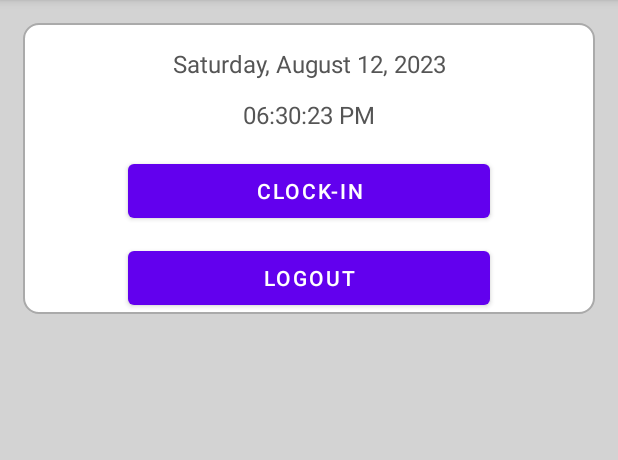
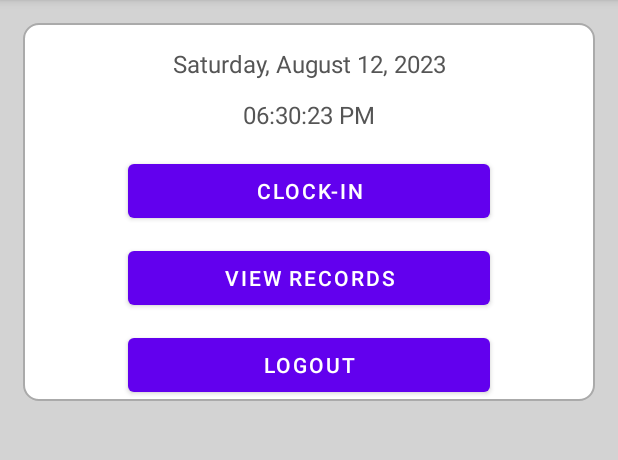
Before and after one commit to Ai-nihil/Time-I.T, an Android app: the HomePageActivity screen opened directly, with no data from a screen before it, after a tap on "CLOCK-IN", on a phone screen of 412 x 824 dp, the part 84-544 px from its top. Run offline under Robolectric (Android 15) with nearby library versions, the phone set to English and light mode, and no system bars; our stand-ins replace Firebase (no records; nobody signed in at launch, a user with empty details on screens opened directly).

Commit message:
Added validations to clock-in and view attendance records for user

```diff
--- a/app/build.gradle
+++ b/app/build.gradle
@@ -23,6 +23,11 @@ android {
             proguardFiles getDefaultProguardFile('proguard-android-optimize.txt'), 'proguard-rules.pro'
         }
     }
+
+    buildFeatures{
+        viewBinding true
+    }
+
     compileOptions {
         sourceCompatibility JavaVersion.VERSION_1_8
         targetCompatibility JavaVersion.VERSION_1_8
--- a/app/src/main/java/com/example/ojtproject/HomePageActivity.java
+++ b/app/src/main/java/com/example/ojtproject/HomePageActivity.java
@@ -39,7 +39,8 @@ import java.util.TimeZone;
 public class HomePageActivity extends AppCompatActivity {
 
     private Button homePageActivityButtonLogout,
-                   homePageActivityButtonClockIn;
+                   homePageActivityButtonClockIn,
+                   homePageActivityButtonViewRecords;
     private TextClock homePageActivityTextClockActualDate;
     private TextClock homePageActivityTextClockActualClock;
     private TextView homePageActivityTextViewActualTime;
@@ -55,15 +56,15 @@ public class HomePageActivity extends AppCompatActivity {
         SharedPreferences sharedPreferences = getSharedPreferences("MyPrefs", MODE_PRIVATE);
         boolean isLoggedIn = sharedPreferences.getBoolean("isLoggedIn", false);
 
-        // In your main activity's onCreate or another appropriate location
-        AlarmManager alarmManager = (AlarmManager) getSystemService(Context.ALARM_SERVICE);
-        Intent intent = new Intent(HomePageActivity.this, AlarmReceiver.class);
-        PendingIntent pendingIntent = PendingIntent.getBroadcast(HomePageActivity.this, 0, intent, PendingIntent.FLAG_MUTABLE);
-
-        //Set the alarm to trigger every few minutes (adjust as needed)
-        long intervalMillis = 5000; // Every 30 minutes
-        long initialMillis = SystemClock.elapsedRealtime() + intervalMillis;
-        alarmManager.setInexactRepeating(AlarmManager.ELAPSED_REALTIME_WAKEUP, initialMillis, intervalMillis, pendingIntent);
+//        // In your main activity's onCreate or another appropriate location
+//        AlarmManager alarmManager = (AlarmManager) getSystemService(Context.ALARM_SERVICE);
+//        Intent intent = new Intent(HomePageActivity.this, AlarmReceiver.class);
+//        PendingIntent pendingIntent = PendingIntent.getBroadcast(HomePageActivity.this, 0, intent, PendingIntent.FLAG_MUTABLE);
+//
+//        //Set the alarm to trigger every few minutes (adjust as needed)
+//        long intervalMillis = 5000; // Every 30 minutes
+//        long initialMillis = SystemClock.elapsedRealtime() + intervalMillis;
+//        alarmManager.setInexactRepeating(AlarmManager.ELAPSED_REALTIME_WAKEUP, initialMillis, intervalMillis, pendingIntent);
 
         setContentView(R.layout.activity_home_page);
 
@@ -209,7 +210,7 @@ public class HomePageActivity extends AppCompatActivity {
                                                 databaseReference.child("Attendance").child(uid).push().setValue(readWriteUserTimeDetails);
                                                 Log.d("Military Time", militaryTimeFormat);
                                                 Toast.makeText(HomePageActivity.this, "You are late!", Toast.LENGTH_SHORT).show();
-                                            } else if (currentHour > 8 || (currentHour == 8 && currentMinute > 45) || (currentHour == 8 && currentMinute == 45 && currentSecond > 0)){
+                                            } else if (currentHour > 8 || (currentHour == 8 && currentMinute > 45) || (currentHour == 8 && currentMinute == 45 && currentSecond >= 0)){
                                                 status = "On-time";
                                                 readWriteUserTimeDetails.setStatus(status);
                                                 // Write the time record to the Firebase Realtime Database under the "attendance" node with the user's UID as the key
@@ -262,8 +263,48 @@ public class HomePageActivity extends AppCompatActivity {
 
 
 
+        homePageActivityButtonViewRecords = findViewById(R.id.homePageActivityButtonViewRecords);
+        homePageActivityButtonViewRecords.setOnClickListener(new View.OnClickListener() {
+            @Override
+            public void onClick(View v) {
+                Intent intent = new Intent(HomePageActivity.this, UserAttendanceRecordsActivity.class);
+                startActivity(intent);
+//                finish();
+            }
+        });
 
+        // Calculate the time difference between the current time and the desired trigger time
+        // For example, let's trigger at 2:31 AM
+        int desiredHour = 2;
+        int desiredMinute = 37;
 
+        // Get the current time in the desired timezone
+        android.icu.util.Calendar currentTime = android.icu.util.Calendar.getInstance(android.icu.util.TimeZone.getTimeZone("Asia/Singapore"));
 
+        long timeDifferenceMillis = calculateTimeDifference(currentTime, desiredHour, desiredMinute);
+        setupAlarm(timeDifferenceMillis);
     }
+
+    @RequiresApi(api = Build.VERSION_CODES.M)
+    private void setupAlarm(long timeDifferenceMillis) {
+        AlarmManager alarmManager = (AlarmManager) getSystemService(Context.ALARM_SERVICE);
+
+        Intent intent = new Intent(this, AlarmReceiver.class);
+        PendingIntent pendingIntent = PendingIntent.getBroadcast(this, 0, intent, PendingIntent.FLAG_MUTABLE);
+
+        // Set up the AlarmManager to trigger at the calculated time
+        alarmManager.setExactAndAllowWhileIdle(AlarmManager.RTC_WAKEUP, System.currentTimeMillis() + timeDifferenceMillis, pendingIntent);
+    }
+
+    @RequiresApi(api = Build.VERSION_CODES.N)
+    private long calculateTimeDifference(android.icu.util.Calendar currentTime, int desiredHour, int desiredMinute) {
+        android.icu.util.Calendar triggerTime = (android.icu.util.Calendar) currentTime.clone();
+        triggerTime.set(android.icu.util.Calendar.HOUR_OF_DAY, desiredHour);
+        triggerTime.set(android.icu.util.Calendar.MINUTE, desiredMinute);
+        triggerTime.set(android.icu.util.Calendar.SECOND, 0);
+        triggerTime.set(android.icu.util.Calendar.MILLISECOND, 0);
+
+        return triggerTime.getTimeInMillis() - currentTime.getTimeInMillis();
+    }
+
 }
--- a/app/src/main/java/com/example/ojtproject/ReadWriteUserTimeDetails.java
+++ b/app/src/main/java/com/example/ojtproject/ReadWriteUserTimeDetails.java
@@ -1,16 +1,37 @@
 package com.example.ojtproject;
 
-public class ReadWriteUserTimeDetails {
-    private String dateTime,dateDay,status;
+import android.os.Parcel;
+import android.os.Parcelable;
+
+public class ReadWriteUserTimeDetails implements Parcelable {
+    private String dateTime, dateDay, status;
 
     public ReadWriteUserTimeDetails() {
     }
 
-    public ReadWriteUserTimeDetails (String dateTime, String dateDay, String status) {
+    public ReadWriteUserTimeDetails(String dateTime, String dateDay, String status) {
         this.dateTime = dateTime;
         this.dateDay = dateDay;
         this.status = status;
     }
+
+    protected ReadWriteUserTimeDetails(Parcel in) {
+        dateTime = in.readString();
+        dateDay = in.readString();
+        status = in.readString();
+    }
+
+    public static final Creator<ReadWriteUserTimeDetails> CREATOR = new Creator<ReadWriteUserTimeDetails>() {
+        @Override
+        public ReadWriteUserTimeDetails createFromParcel(Parcel in) {
+            return new ReadWriteUserTimeDetails(in);
+        }
+
+        @Override
+        public ReadWriteUserTimeDetails[] newArray(int size) {
+            return new ReadWriteUserTimeDetails[size];
+        }
+    };
 
     public String getDateTime() {
         return dateTime;
@@ -28,7 +49,23 @@ public class ReadWriteUserTimeDetails {
         this.status = status;
     }
 
-    public String getDateDay() { return dateDay; }
+    public String getDateDay() {
+        return dateDay;
+    }
 
-    public void setDateDay(String dateDay) { this.dateDay = dateDay; }
+    public void setDateDay(String dateDay) {
+        this.dateDay = dateDay;
+    }
+
+    @Override
+    public int describeContents() {
+        return 0;
+    }
+
+    @Override
+    public void writeToParcel(Parcel dest, int flags) {
+        dest.writeString(dateTime);
+        dest.writeString(dateDay);
+        dest.writeString(status);
+    }
 }
--- a/app/src/main/res/layout/activity_home_page.xml
+++ b/app/src/main/res/layout/activity_home_page.xml
@@ -48,10 +48,20 @@
             android:layout_marginLeft="70dp"/>
 
         <Button
+            android:id="@+id/homePageActivityButtonViewRecords"
+            android:layout_width="match_parent"
+            android:layout_height="wrap_content"
+            android:layout_below="@+id/homePageActivityButtonClockIn"
+            android:layout_marginTop="10dp"
+            android:text="View Records"
+            android:layout_marginRight="70dp"
+            android:layout_marginLeft="70dp"/>
+
+        <Button
             android:id="@+id/homePageActivityButtonLogout"
             android:layout_width="match_parent"
             android:layout_height="wrap_content"
-            android:layout_below="@+id/homePageActivityButtonClockIn"
+            android:layout_below="@+id/homePageActivityButtonViewRecords"
             android:layout_marginTop="10dp"
             android:text="Logout"
             android:layout_marginRight="70dp"
```
Also changed, not shown: app/src/main/AndroidManifest.xml (+16 -0 lines), app/src/main/java/com/example/ojtproject/AlarmReceiver.java (+9 -7 lines), app/src/main/java/com/example/ojtproject/ListAdapter.java (added, +45 -0 lines), app/src/main/java/com/example/ojtproject/UserAttendanceRecordDetailsActivity.java (added, +41 -0 lines), app/src/main/java/com/example/ojtproject/UserAttendanceRecordsActivity.java (added, +95 -0 lines), app/src/main/res/layout/activity_user_attendance_record_details.xml (added, +133 -0 lines), app/src/main/res/layout/activity_user_attendance_records.xml (added, +15 -0 lines), app/src/main/res/layout/list_item.xml (added, +88 -0 lines).
